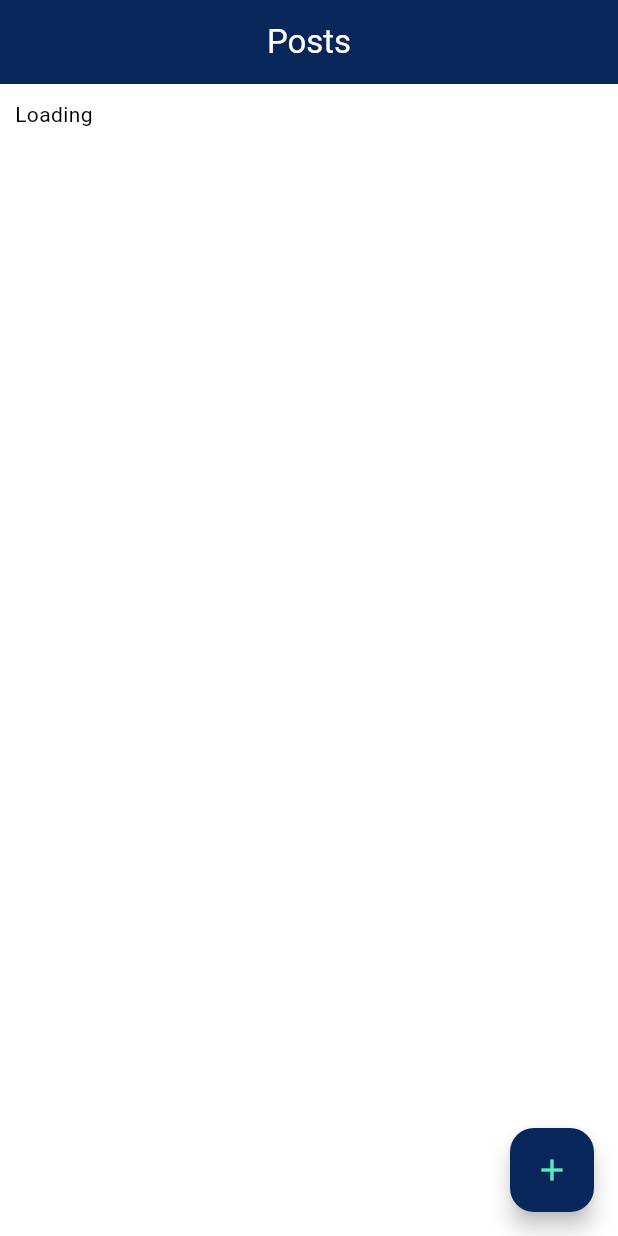
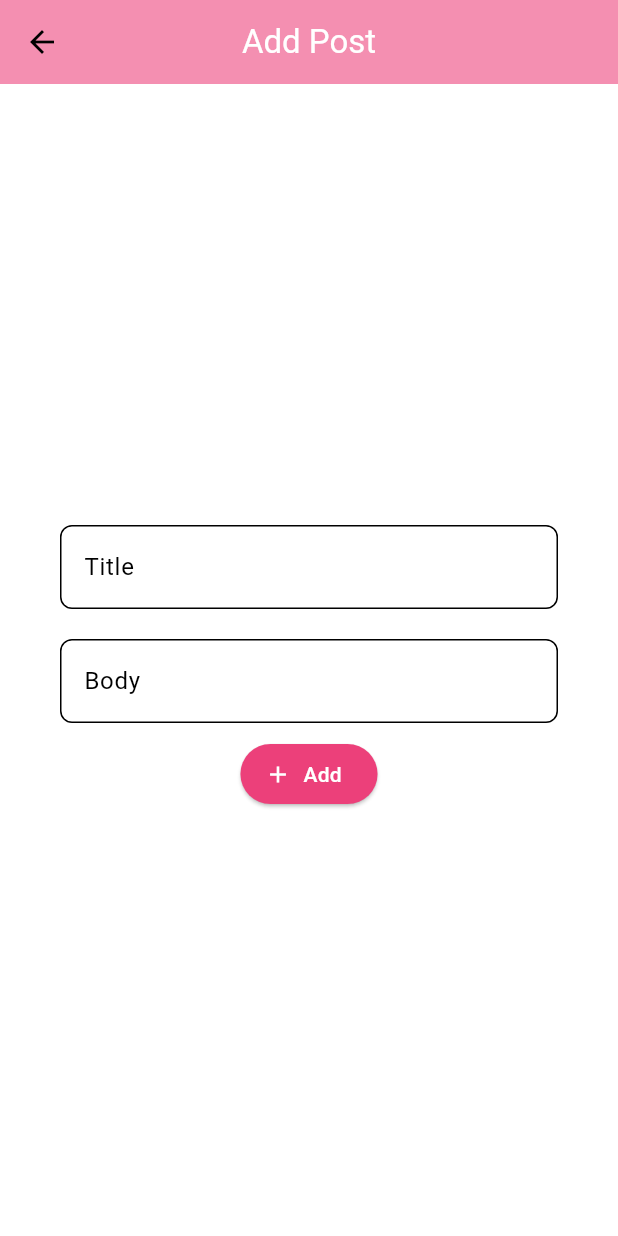
Before and after one commit to maram-sedeq/posts_app, a Flutter app: the screen it shows after launch, after a tap on the "add" icon, on a phone screen of 412 x 824 dp. Run offline on Flutter 3.47's test engine with Material 3 defaults, Android fonts, the phone set to English and light mode, and no system bars; our stand-ins replace bloc, dartz, equatable, flutter_bloc, get_it, internet_connection_checker and 1 more; network calls fail.

Commit message:
Implement post management features including CRUD operations, UI updates, and Snackbar messages for user feedback

```diff
--- a/lib/features/posts/data/datasources/post_remote_data_source.dart
+++ b/lib/features/posts/data/datasources/post_remote_data_source.dart
@@ -9,80 +9,72 @@ import 'package:posts_app/features/posts/domain/entities/post.dart';
 const BASE_URL = "https://jsonplaceholder.typicode.com";
 
 abstract class PostRemoteDataSource {
-  Future<List<PostModel>>getAllPosts();
+  Future<List<PostModel>> getAllPosts();
   Future<Unit> deletePost(int postId);
   Future<Unit> updatePost(PostModel postModel);
   Future<Unit> addPost(PostModel postModel);
 }
 
- class PostRemoteDataSourceImpl implements PostRemoteDataSource{
+class PostRemoteDataSourceImpl implements PostRemoteDataSource {
   final http.Client client;
   new({required this.client});
 
-
   @override
-  Future<List<PostModel>> getAllPosts() async{
-    final response = await client.get(Uri.parse(BASE_URL + "/posts/"),
-    headers: {
-      "Contenet-Type": "application/json"}
+  Future<List<PostModel>> getAllPosts() async {
+    final response = await client.get(
+      Uri.parse(BASE_URL + "/posts/"),
+      headers: {"Contenet-Type": "application/json"},
     );
-    if(response.statusCode == 200){
+    if (response.statusCode == 200) {
       final List decodedJson = json.decode(response.body) as List;
       final List<PostModel> PostModels = decodedJson
           .map<PostModel>((jsonPostModel) => PostModel.fromJson(jsonPostModel))
           .toList();
       return PostModels;
-    }
-
-    else{
-      throw ServerException();
-    }
-
-  }
-
-  @override
-  Future<Unit> addPost(PostModel postModel) async{
-    final body = {
-      "title":postModel.title,
-      "body":postModel.body,
-
-    };
-    final response = await client.post(Uri.parse(BASE_URL + "/posts/"),
-    body: body);
-    if(response.statusCode == 201){
-    return Future.value(unit);
-    }else{
+    } else {
       throw ServerException();
     }
   }
 
   @override
-  Future<Unit> deletePost(int postId) async{
-    final response = await client.delete(Uri.parse(BASE_URL + "/posts/${postId.toString()}"),
-    headers: {
-      "Contenet-Type": "application/json"}
+  Future<Unit> addPost(PostModel postModel) async {
+    final body = {"title": postModel.title, "body": postModel.body};
+    final response = await client.post(
+      Uri.parse(BASE_URL + "/posts/"),
+      body: body,
     );
-    if(response.statusCode == 200){
+    if (response.statusCode == 201) {
       return Future.value(unit);
-    }else{
+    } else {
       throw ServerException();
     }
   }
 
   @override
-  Future<Unit> updatePost(PostModel postModel) async{
-    final postId = postModel.id.toString();
-    final body= {
-      "title": postModel.title,
-      "body": postModel.body
-    };
-        final response = await client
-        .delete(Uri.parse(BASE_URL + "/posts/$postId"),body: body);
-       if(response.statusCode == 200){
+  Future<Unit> deletePost(int postId) async {
+    final response = await client.delete(
+      Uri.parse(BASE_URL + "/posts/${postId.toString()}"),
+      headers: {"Contenet-Type": "application/json"},
+    );
+    if (response.statusCode == 200) {
       return Future.value(unit);
-    }else{
+    } else {
       throw ServerException();
     }
   }
 
+  @override
+  Future<Unit> updatePost(PostModel postModel) async {
+    final postId = postModel.id.toString();
+    final body = {"title": postModel.title, "body": postModel.body};
+    final response = await client.delete(
+      Uri.parse(BASE_URL + "/posts/$postId"),
+      body: body,
+    );
+    if (response.statusCode == 200) {
+      return Future.value(unit);
+    } else {
+      throw ServerException();
     }
+  }
+}
--- a/lib/features/posts/data/models/post_model.dart
+++ b/lib/features/posts/data/models/post_model.dart
@@ -1,7 +1,9 @@
 import 'package:posts_app/features/posts/domain/entities/post.dart';
 
+
 class PostModel extends Post{
-  new({required super.id, required super.title, required super.body});
+
+  new({ int?id, required super.title, required super.body});
 
   factory PostModel.fromJson(Map<String,dynamic> json){
     return PostModel(id: json['id'], title: json['title'], body: json['body']);
--- a/lib/features/posts/data/repositories/post_repository_impl.dart
+++ b/lib/features/posts/data/repositories/post_repository_impl.dart
@@ -43,7 +43,7 @@ try {
 
   @override
   Future<Either<Failure, Unit>> addPost(Post post) async{
-  final PostModel postModel = PostModel(id: post.id, title: post.title, body: post.body);
+  final PostModel postModel = PostModel( title: post.title, body: post.body);
   return await _getMessage(() {
     return remoteDataSource.addPost(postModel);
   });
--- a/lib/features/posts/domain/entities/post.dart
+++ b/lib/features/posts/domain/entities/post.dart
@@ -1,11 +1,11 @@
 import 'package:equatable/equatable.dart';
 
 class Post extends Equatable{
-  final int id;
+  final int? id;
   final String title;
   final String body;
 
-  new({required this.id, required this.title, required this.body});
+  const new({ this.id, required this.title, required this.body});
 
 
   @override
--- /dev/null
+++ b/lib/features/posts/presentation/pages/post_add_update_page.dart
@@ -0,0 +1,65 @@
+import 'package:flutter/material.dart';
+import 'package:flutter_bloc/flutter_bloc.dart';
+import 'package:posts_app/core/util/snackbar_message.dart';
+import 'package:posts_app/core/widget/loading_widget.dart';
+import 'package:posts_app/features/posts/domain/entities/post.dart';
+import 'package:posts_app/features/posts/presentation/bloc/add_delete_update_post/add_delete_update_post_bloc.dart';
+import 'package:posts_app/features/posts/presentation/pages/posts_page.dart';
+import 'package:posts_app/features/posts/presentation/widgets/post_add_update_page/form_widget.dart';
+
+class PostAddUpdatePage extends StatelessWidget {
+  const new({super.key, this.post, required this.isUpdatePost});
+  final Post? post;
+  final bool isUpdatePost;
+  @override
+  Widget build(BuildContext context) {
+    return Scaffold(
+      appBar: _buildAppbar(),
+       body: _buildBody()
+       );
+  }
+
+  PreferredSizeWidget _buildAppbar() => AppBar(
+    title: Text(
+      isUpdatePost ? "Edit Post" : "Add Post",
+      style: TextStyle(color: Colors.white),
+    ),
+    backgroundColor: Colors.pink[200],
+  );
+
+  Widget _buildBody() {
+    return Center(
+      child: Padding(
+        padding: EdgeInsets.all(10),
+        child: BlocConsumer<AddDeleteUpdatePostBloc, AddDeleteUpdatePostState>(
+          listener: (context, state) {
+            if (state is MessageAddDeleteUpdatePostState) {
+              SnackbarMessage().showSuccesSnackBar(
+                message: state.message,
+                context: context,
+              );
+              Navigator.of(context).pushAndRemoveUntil(
+                MaterialPageRoute(builder: (_) => PostsPage()),
+                (route) => false,
+              );
+            } else if (state is ErrorAddDeleteUpdatePostState) {
+              SnackbarMessage().showErrorSnackBar(
+                message: state.message,
+                context: context,
+              );
+            }
+          },
+          builder: (context, state) {
+            if (state is LoadingAddDeleteUpdatePostState) {
+              return LoadingWidget();
+            }
+            return FormWidget(
+              isUpdatePost: isUpdatePost,
+              post: isUpdatePost ? post : null,
+            );
+          },
+        ),
+      ),
+    );
+  }
+}
--- a/lib/features/posts/presentation/pages/posts_page.dart
+++ b/lib/features/posts/presentation/pages/posts_page.dart
@@ -3,10 +3,11 @@ import 'package:flutter/widgets.dart';
 import 'package:flutter_bloc/flutter_bloc.dart';
 import 'package:posts_app/core/widget/loading_widget.dart';
 import 'package:posts_app/features/posts/presentation/bloc/posts/posts_bloc.dart';
-import 'package:posts_app/features/posts/presentation/widgets/message_display_widget.dart';
-import 'package:posts_app/features/posts/presentation/widgets/post_list_widget.dart';
+import 'package:posts_app/features/posts/presentation/pages/post_add_update_page.dart';
+import 'package:posts_app/features/posts/presentation/widgets/posts_page/message_display_widget.dart';
+import 'package:posts_app/features/posts/presentation/widgets/posts_page/post_list_widget.dart';
 
-class PostsPage extends StatelessWidget{
+class PostsPage extends StatelessWidget {
   const PostsPage({Key? key}) : super(key: key);
 
   @override
@@ -14,38 +15,53 @@ const PostsPage({Key? key}) : super(key: key);
     return Scaffold(
       appBar: _buildAppbar(),
       body: _buildBody(),
-      floatingActionButton: _buildfloatingbtn()
+      floatingActionButton: _buildfloatingbtn(context),
     );
   }
 
-  PreferredSizeWidget _buildAppbar() => AppBar(title: Text("Posts",
-  style: TextStyle(color: Colors.white),),);
+  PreferredSizeWidget _buildAppbar() => AppBar(
+    title: Text("Posts", style: TextStyle(color: Colors.white)),
+    backgroundColor: Colors.pink[200],
+  );
 
-  Widget _buildBody(){
+  Widget _buildBody() {
     return Padding(
       padding: const EdgeInsets.all(10),
-      child: BlocBuilder<PostsBloc,PostsState>(
-        builder: ((context, state) {
-         if(state is LoadedPostsState){
+      child: BlocBuilder<PostsBloc, PostsState>(
+        builder: (context, state) {
+          if (state is LoadingPostsState) {
             return LoadingWidget();
-         }
-         else if(state is LoadedPostsState){
+          } else if (state is LoadedPostsState) {
             return RefreshIndicator(
-            onRefresh:()=> _onRefresh(context),
-            child: PostListWidget(posts: state.posts));
-         }
-         else if(state is ErrorPostsState){
+              onRefresh: () => _onRefresh(context),
+              child: PostListWidget(posts: state.posts),
+            );
+          } else if (state is ErrorPostsState) {
             return MessageDisplayWidget(message: state.message);
           }
-         return Text("Loading");
-        })),
+          return LoadingWidget();
+        },
+      ),
     );
   }
-   Future<void> _onRefresh(BuildContext context)async {
+
+  Future<void> _onRefresh(BuildContext context) async {
     BlocProvider.of<PostsBloc>(context).add(RefreshPostsEvent());
   }
-   Widget _buildfloatingbtn(){
-  return FloatingActionButton(onPressed: (){},
-  child: Icon(Icons.add),);
+
+  Widget _buildfloatingbtn(BuildContext context) {
+    return FloatingActionButton(
+      backgroundColor:Colors.pink[200],
+      foregroundColor: Colors.white,
+      onPressed: () {
+        Navigator.push(
+          context,
+          MaterialPageRoute(
+            builder: (_) => PostAddUpdatePage(isUpdatePost: false),
+          ),
+        );
+      },
+      child: Icon(Icons.add),
+    );
   }
 }
--- /dev/null
+++ b/lib/features/posts/presentation/widgets/post_add_update_page/form_submit_btn.dart
@@ -0,0 +1,22 @@
+import 'package:flutter/material.dart';
+
+class FormSubmitBtn extends StatelessWidget {
+  const new({super.key, required this.onPressed, required this.isUpdatePost});
+  final void Function() onPressed;
+  final bool isUpdatePost;
+  @override
+  Widget build(BuildContext context) {
+    return ElevatedButton.icon(
+      onPressed: onPressed,
+      style: ButtonStyle(
+        backgroundColor: WidgetStateProperty.all(Colors.pink[400]),
+        iconColor: WidgetStateProperty.all(Colors.white),
+      ),
+      icon: isUpdatePost ? Icon(Icons.edit) : Icon(Icons.add),
+      label: Text(
+        isUpdatePost ? "Update" : "Add",
+        style: TextStyle(color: Colors.white),
+      ),
+    );
+  }
+}
--- /dev/null
+++ b/lib/features/posts/presentation/widgets/post_add_update_page/form_widget.dart
@@ -0,0 +1,74 @@
+import 'package:flutter/material.dart';
+import 'package:flutter_bloc/flutter_bloc.dart';
+import 'package:posts_app/features/posts/domain/entities/post.dart';
+import 'package:posts_app/features/posts/presentation/bloc/add_delete_update_post/add_delete_update_post_bloc.dart';
+import 'package:posts_app/features/posts/presentation/widgets/post_add_update_page/form_submit_btn.dart';
+import 'package:posts_app/features/posts/presentation/widgets/text_from_field_widget.dart';
+
+class FormWidget extends StatefulWidget {
+  const new({super.key, required this.isUpdatePost, this.post});
+  final bool isUpdatePost;
+  final Post? post;
+  @override
+  State<FormWidget> createState() => _FormWidgetState();
+}
+
+class _FormWidgetState extends State<FormWidget> {
+  final _formKey = GlobalKey<FormState>();
+  TextEditingController _textController = TextEditingController();
+  TextEditingController _bodyController = TextEditingController();
+
+  @override
+  void initState() {
+    if (widget.isUpdatePost) {
+      _textController.text = widget.post!.title;
+      _bodyController.text = widget.post!.body;
+    }
+    super.initState();
+  }
+
+  @override
+  Widget build(BuildContext context) {
+    return Form(
+      key: _formKey,
+      child: Column(
+        mainAxisAlignment: MainAxisAlignment.center,
+        crossAxisAlignment: CrossAxisAlignment.center,
+        children: [
+          TextFromFieldWidget(
+            name: "Title",
+            multiLines: false,
+            controller: _textController,
+          ),
+          TextFromFieldWidget(
+            name: "Body",
+            multiLines: false,
+            controller: _bodyController,
+          ),
+
+          FormSubmitBtn(isUpdatePost:widget.isUpdatePost, onPressed: validateFromThenUpdateOrAddPost),
+
+
+        ],
+      ),
+    );
+  }
+   void validateFromThenUpdateOrAddPost() {
+    final isValid = _formKey.currentState!.validate();
+    if (isValid) {
+      final post = Post(
+        id: widget.isUpdatePost ? widget.post!.id : null,
+        title: _textController.text,
+        body: _bodyController.text,
+      );
+
+      if (widget.isUpdatePost) {
+        BlocProvider.of<AddDeleteUpdatePostBloc>(context)
+            .add(UpdatePostEvent(post: post));
+      } else {
+        BlocProvider.of<AddDeleteUpdatePostBloc>(context)
+            .add(AddPostEvent(post: post));
+      }
+    }
+  }
+}
--- a/lib/features/posts/presentation/widgets/post_list_widget.dart
+++ b/lib/features/posts/presentation/widgets/posts_page/post_list_widget.dart
@@ -1,5 +1,6 @@
 import 'package:flutter/material.dart';
 import 'package:posts_app/features/posts/domain/entities/post.dart';
+import 'package:posts_app/features/posts/presentation/pages/post_add_update_page.dart';
 
 class PostListWidget extends StatelessWidget {
   const new({super.key, required this.posts});
@@ -15,9 +16,13 @@ class PostListWidget extends StatelessWidget {
             posts[index].title,
             style: TextStyle(fontSize: 18, fontWeight: FontWeight.bold),
           ),
-          subtitle: Text(posts[index].body, style: TextStyle(fontSize: 16)),
+          subtitle: Text(posts[index].body, style: TextStyle(fontSize: 16),
+          maxLines: 2,),
           contentPadding: EdgeInsets.symmetric(horizontal: 10),
-          onTap: () {},
+          onTap: () {
+             Navigator.push(context, MaterialPageRoute(builder: (_)=> PostAddUpdatePage( isUpdatePost: true, post: posts[index],)));
+
+          },
         );
       },
       separatorBuilder: (context, index) {
--- /dev/null
+++ b/lib/features/posts/presentation/widgets/text_from_field_widget.dart
@@ -0,0 +1,25 @@
+import 'package:flutter/material.dart';
+
+class TextFromFieldWidget extends StatelessWidget {
+  const new({super.key, required this.controller, required this.multiLines, required this.name});
+
+final TextEditingController controller;
+final bool multiLines;
+final String name;
+
+
+  @override
+  Widget build(BuildContext context) {
+    return Padding(
+            padding: EdgeInsets.symmetric(vertical: 10, horizontal: 30),
+            child: TextFormField(
+              minLines: multiLines ? 6 : 1,
+              maxLines: multiLines ? 6 : 1,
+              controller: controller,
+              validator: (value) =>
+                  value!.isEmpty ? "$name Can't be empty" : null,
+              decoration: InputDecoration(hintText: name),
+            ),
+          );
+  }
+}
--- a/lib/main.dart
+++ b/lib/main.dart
@@ -27,7 +27,7 @@ class MyApp extends StatelessWidget {
       child: MaterialApp(
         debugShowCheckedModeBanner: false,
         theme: appTheme,
-        title: 'Psts App',
+        title: 'Posts App',
         home: PostsPage(),
       ),
     );
```
Also changed, not shown: lib/core/util/snackbar_message.dart (added, +31 -0 lines), lib/features/posts/presentation/bloc/add_delete_update_post/add_delete_update_post_bloc.dart (line endings or trailing spaces), lib/features/posts/presentation/widgets/posts_page/message_display_widget.dart (renamed from lib/features/posts/presentation/widgets/message_display_widget.dart). Lines whose indentation alone changed are shown as unchanged.
